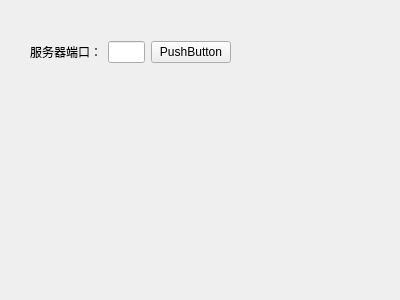
Qt form settingform.ui (BedTang/LAProject) before a commit.
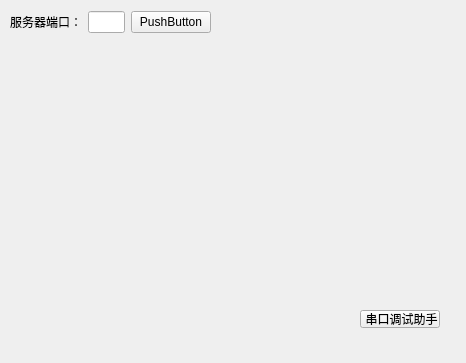
The same form after that commit.

The edit to the form file:
```diff
--- a/settingform.ui
+++ b/settingform.ui
@@ -6,18 +6,18 @@
    <rect>
     <x>0</x>
     <y>0</y>
-    <width>400</width>
-    <height>300</height>
+    <width>466</width>
+    <height>363</height>
    </rect>
   </property>
   <property name="windowTitle">
    <string>Form</string>
   </property>
-  <widget class="QWidget" name="">
+  <widget class="QWidget" name="layoutWidget">
    <property name="geometry">
     <rect>
-     <x>30</x>
-     <y>40</y>
+     <x>10</x>
+     <y>10</y>
      <width>201</width>
      <height>24</height>
     </rect>
@@ -42,6 +42,19 @@
     </item>
    </layout>
   </widget>
+  <widget class="QPushButton" name="pushButton_2">
+   <property name="geometry">
+    <rect>
+     <x>360</x>
+     <y>310</y>
+     <width>80</width>
+     <height>18</height>
+    </rect>
+   </property>
+   <property name="text">
+    <string> 串口调试助手</string>
+   </property>
+  </widget>
  </widget>
  <resources/>
  <connections/>
```
